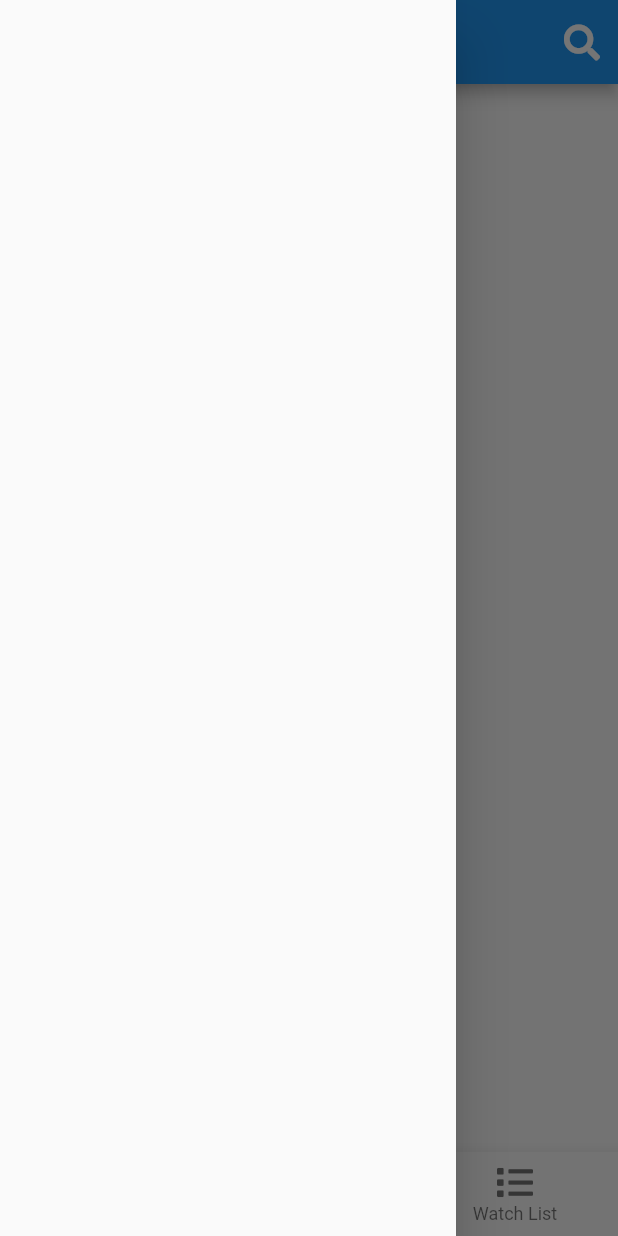
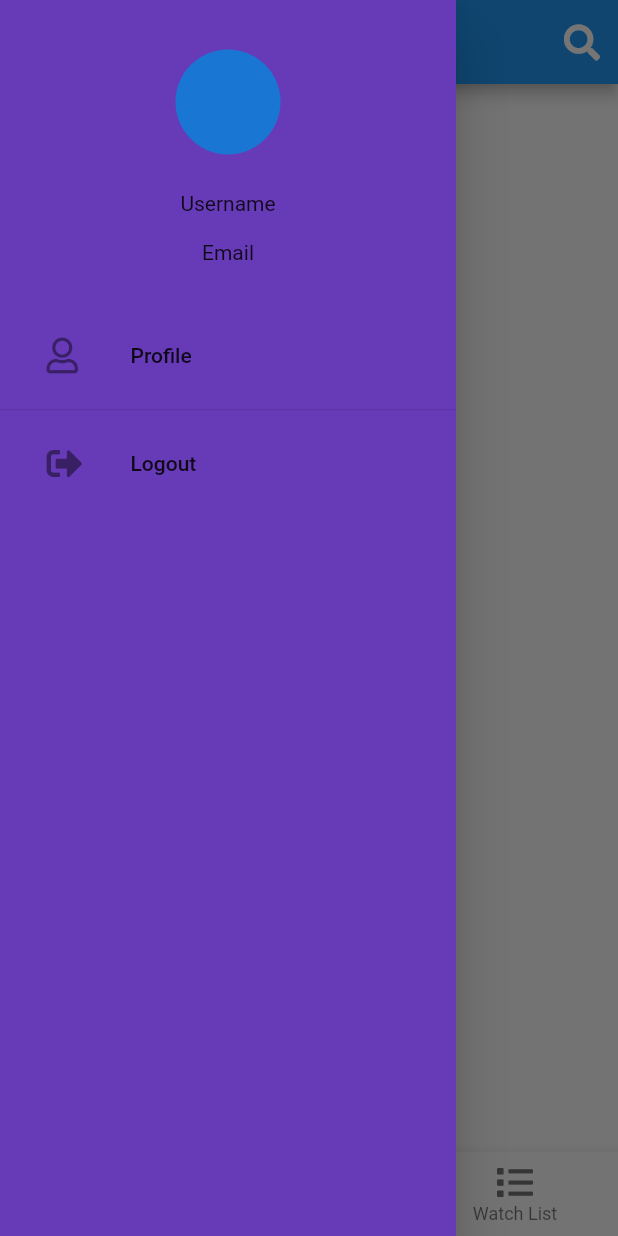
Before and after one commit to gilprad/simple-movie-app, a Flutter app: the screen it shows after launch, with the side drawer open, on a phone screen of 412 x 824 dp. Run offline on Flutter 3.47's test engine with Material 2 defaults, Android fonts, the phone set to English and light mode, and no system bars; our stand-ins replace font_awesome_flutter.

Commit message:
setting up each page

```diff
--- a/lib/components/bottom_nav.dart
+++ /dev/null
@@ -1,31 +0,0 @@
-import 'package:flutter/material.dart';
-import 'package:font_awesome_flutter/font_awesome_flutter.dart';
-
-class BottomNavBar extends StatefulWidget {
-  const BottomNavBar({Key? key}) : super(key: key);
-
-  @override
-  _BottomNavBarState createState() => _BottomNavBarState();
-}
-
-class _BottomNavBarState extends State<BottomNavBar> {
-  @override
-  Widget build(BuildContext context) {
-    return BottomNavigationBar(
-      items: const <BottomNavigationBarItem>[
-        BottomNavigationBarItem(
-          icon: FaIcon(FontAwesomeIcons.compass),
-          label: 'Explore',
-        ),
-        BottomNavigationBarItem(
-          icon: FaIcon(FontAwesomeIcons.heart),
-          label: 'Favorited',
-        ),
-        BottomNavigationBarItem(
-          icon: FaIcon(FontAwesomeIcons.list),
-          label: 'Watch List',
-        )
-      ],
-    );
-  }
-}
--- a/lib/components/drawer.dart
+++ b/lib/components/drawer.dart
@@ -1,4 +1,7 @@
 import 'package:flutter/material.dart';
+import 'package:font_awesome_flutter/font_awesome_flutter.dart';
+import 'package:simple_movie_app/helper/responsive.dart';
+import 'package:simple_movie_app/screens/profile_screen.dart';
 
 class CustomDrawer extends StatefulWidget {
   const CustomDrawer({Key? key}) : super(key: key);
@@ -11,7 +14,50 @@ class _CustomDrawerState extends State<CustomDrawer> {
   @override
   Widget build(BuildContext context) {
     return Drawer(
-      child: Container(),
+      child: Container(
+        color: Colors.deepPurple,
+        child: Column(
+          children: [
+            SizedBox(
+              height: displayHeight(context) * 0.04,
+            ),
+            CircleAvatar(
+              radius: 35,
+            ),
+            SizedBox(
+              height: displayHeight(context) * 0.03,
+            ),
+            Text('Username'),
+            SizedBox(
+              height: displayHeight(context) * 0.02,
+            ),
+            Text('Email'),
+            SizedBox(
+              height: displayHeight(context) * 0.04,
+            ),
+            Padding(
+              padding: const EdgeInsets.symmetric(horizontal: 15),
+              child: ListTile(
+                leading: FaIcon(FontAwesomeIcons.user),
+                title: Text('Profile'),
+                onTap: () {
+                  Navigator.of(context).push(
+                      MaterialPageRoute(builder: (context) => ProfileScreen()));
+                },
+              ),
+            ),
+            const Divider(),
+            Padding(
+              padding: const EdgeInsets.symmetric(horizontal: 15),
+              child: ListTile(
+                leading: FaIcon(FontAwesomeIcons.signOutAlt),
+                title: Text('Logout'),
+                onTap: () {},
+              ),
+            )
+          ],
+        ),
+      ),
     );
   }
 }
--- a/lib/helper/responsive.dart
+++ b/lib/helper/responsive.dart
@@ -0,0 +1,13 @@
+import 'package:flutter/material.dart';
+
+Size displaySize(BuildContext context) {
+  return MediaQuery.of(context).size;
+}
+
+double displayHeight(BuildContext context, {int number = 1}) {
+  return displaySize(context).height * number;
+}
+
+double displayWidth(BuildContext context, {int number = 1}) {
+  return displaySize(context).width * number;
+}
--- a/lib/main.dart
+++ b/lib/main.dart
@@ -13,7 +13,7 @@ class MyApp extends StatelessWidget {
   // This widget is the root of your application.
   @override
   Widget build(BuildContext context) {
-    return const MaterialApp(
+    return MaterialApp(
       debugShowCheckedModeBanner: false,
       home: HomeScreen(),
     );
--- a/lib/screens/explore_screen.dart
+++ b/lib/screens/explore_screen.dart
@@ -0,0 +1,54 @@
+import 'package:flutter/material.dart';
+
+class ExploreScreen extends StatefulWidget {
+  const ExploreScreen({Key? key}) : super(key: key);
+
+  @override
+  _ExploreScreenState createState() => _ExploreScreenState();
+}
+
+class _ExploreScreenState extends State<ExploreScreen> {
+  @override
+  Widget build(BuildContext context) {
+    return SingleChildScrollView(
+      child: Container(
+        child: Column(
+          children: [
+            buildTopRatedMovies(),
+            const SizedBox(
+              height: 20,
+            ),
+            buildPopularMovies(),
+            const SizedBox(
+              height: 20,
+            ),
+            buildUpcomingMovies()
+          ],
+        ),
+      ),
+    );
+  }
+
+  Widget buildTopRatedMovies() {
+    return Center(
+        child: Text(
+      'Top Rated',
+    ));
+  }
+
+  Widget buildPopularMovies() {
+    return Center(
+      child: Text(
+        'Popular',
+      ),
+    );
+  }
+
+  Widget buildUpcomingMovies() {
+    return Center(
+      child: Text(
+        'Upcoming',
+      ),
+    );
+  }
+}
--- a/lib/screens/home_screen.dart
+++ b/lib/screens/home_screen.dart
@@ -1,7 +1,9 @@
 import 'package:flutter/material.dart';
 import 'package:font_awesome_flutter/font_awesome_flutter.dart';
-import 'package:simple_movie_app/components/bottom_nav.dart';
 import 'package:simple_movie_app/components/drawer.dart';
+import 'package:simple_movie_app/screens/explore_screen.dart';
+import 'package:simple_movie_app/screens/favorited_screen.dart';
+import 'package:simple_movie_app/screens/watchlist_screen.dart';
 
 class HomeScreen extends StatefulWidget {
   const HomeScreen({Key? key}) : super(key: key);
@@ -11,19 +13,77 @@ class HomeScreen extends StatefulWidget {
 }
 
 class _HomeScreenState extends State<HomeScreen> {
+  static List<Widget> pages = [
+    ExploreScreen(),
+    FavoritedScreen(),
+    WatchListScreen()
+  ];
   String appBarTitle = 'Simple Movie App';
   @override
   Widget build(BuildContext context) {
-    return Scaffold(
-      bottomNavigationBar: BottomNavBar(),
+    return SafeArea(
+      child: Scaffold(
+        bottomNavigationBar: BottomNavigationBar(
+          items: const <BottomNavigationBarItem>[
+            BottomNavigationBarItem(
+              icon: FaIcon(FontAwesomeIcons.compass),
+              label: 'Explore',
+            ),
+            BottomNavigationBarItem(
+              icon: FaIcon(FontAwesomeIcons.heart),
+              label: 'Favorited',
+            ),
+            BottomNavigationBarItem(
+              icon: FaIcon(FontAwesomeIcons.list),
+              label: 'Watch List',
+            )
+          ],
+        ),
         drawer: CustomDrawer(),
         appBar: AppBar(
           title: Text(appBarTitle),
           actions: [
             IconButton(
-              onPressed: () {}, icon: const FaIcon(FontAwesomeIcons.search))
+                onPressed: () {
+                  showSearch(context: context, delegate: SearchScreen());
+                },
+                icon: const FaIcon(FontAwesomeIcons.search))
           ],
+        ),
+        body: IndexedStack(
+          index: 0,
+          children: pages,
+        ),
       ),
     );
   }
 }
+
+class SearchScreen extends SearchDelegate {
+  @override
+  String get searchFieldLabel => 'Search Movies';
+
+  @override
+  List<Widget>? buildActions(BuildContext context) {
+    // TODO: implement buildActions
+    throw UnimplementedError();
+  }
+
+  @override
+  Widget? buildLeading(BuildContext context) {
+    // TODO: implement buildLeading
+    throw UnimplementedError();
+  }
+
+  @override
+  Widget buildResults(BuildContext context) {
+    // TODO: implement buildResults
+    throw UnimplementedError();
+  }
+
+  @override
+  Widget buildSuggestions(BuildContext context) {
+    // TODO: implement buildSuggestions
+    throw UnimplementedError();
+  }
+}
```
Also changed, not shown: lib/screens/detail_page_screen.dart (+22 -0 lines), lib/screens/favorited_screen.dart (+15 -0 lines), lib/screens/introduction_screen.dart (+15 -0 lines), lib/screens/profile_screen.dart (+55 -0 lines), lib/screens/screen.dart (deleted, +0 -8 lines), lib/screens/splash_screen.dart (+15 -0 lines), lib/screens/watchlist_screen.dart (+15 -0 lines), lib/components/component.dart (deleted). Lines whose indentation alone changed are shown as unchanged.
